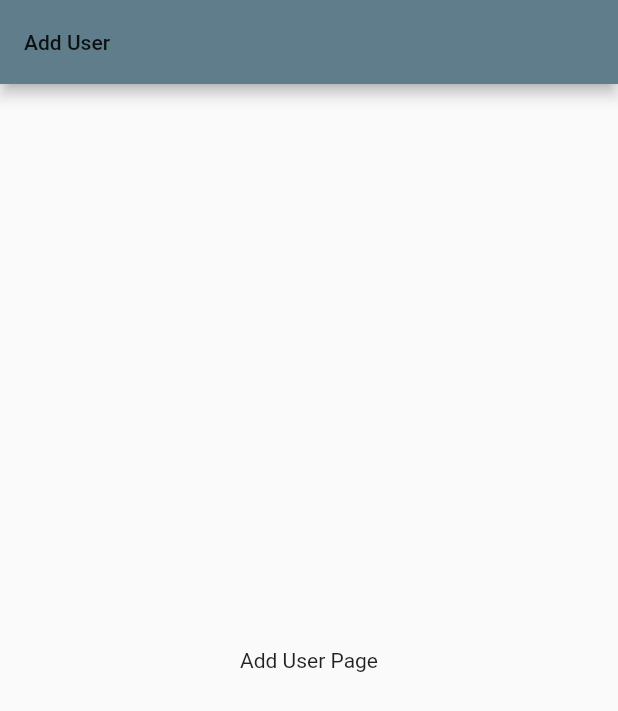
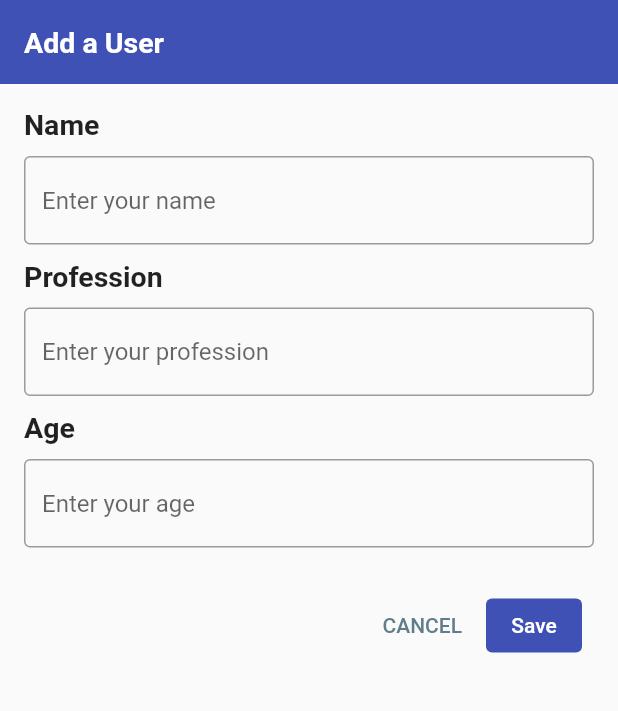
Before and after one commit to manuelduarte077/flutter_hobbits, a Flutter app: the AddUserPage screen opened directly, on a phone screen of 412 x 824 dp. Shown: the top 711 px of the screen. Run offline on Flutter 3.47's test engine with Material 2 defaults, Android fonts, the phone set to English and light mode, and no system bars; our stand-ins replace google_fonts, graphql_flutter; network calls fail.

Commit message:
chore: adding a circular progress indicator on save

```diff
--- a/app/lib/src/screens/add_user.dart
+++ /dev/null
@@ -1,22 +0,0 @@
-import 'package:flutter/material.dart';
-
-class AddUserPage extends StatefulWidget {
-  const AddUserPage({Key? key}) : super(key: key);
-
-  @override
-  State<AddUserPage> createState() => _AddUserPageState();
-}
-
-class _AddUserPageState extends State<AddUserPage> {
-  @override
-  Widget build(BuildContext context) {
-    return Scaffold(
-      appBar: AppBar(
-        title: Text('Add User'),
-      ),
-      body: Center(
-        child: Text('Add User Page'),
-      ),
-    );
-  }
-}
--- /dev/null
+++ b/app/lib/src/screens/add_user_page.dart
@@ -0,0 +1,195 @@
+import 'package:flutter/material.dart';
+import 'package:graphql_flutter/graphql_flutter.dart';
+
+import '../services/query_data.dart';
+
+class AddUserPage extends StatefulWidget {
+  const AddUserPage({Key? key}) : super(key: key);
+
+  @override
+  State<AddUserPage> createState() => _AddUserPageState();
+}
+
+class _AddUserPageState extends State<AddUserPage> {
+  final _formKey = GlobalKey<FormState>();
+
+  final _nameController = TextEditingController();
+  final _profesionalController = TextEditingController();
+  final _ageController = TextEditingController();
+
+  bool _isSaving = false;
+
+  @override
+  Widget build(BuildContext context) {
+    return Scaffold(
+      appBar: AppBar(
+        title: const Text(
+          'Add a User',
+          style: TextStyle(
+            color: Colors.white,
+            fontSize: 19,
+            fontWeight: FontWeight.bold,
+          ),
+        ),
+        backgroundColor: Colors.indigo,
+        elevation: 0,
+      ),
+      body: SingleChildScrollView(
+        child: Padding(
+          padding: const EdgeInsets.all(16.0),
+          child: Column(
+            children: [
+              Mutation(
+                options: MutationOptions(
+                  document: gql(QueryData.insertUser()),
+                  fetchPolicy: FetchPolicy.noCache,
+                  onCompleted: (data) {
+                    setState(() {
+                      _isSaving = false;
+                    });
+                    print(data.toString());
+                  },
+                ),
+                builder: (runMutation, result) {
+                  return Form(
+                    key: _formKey,
+                    child: Column(
+                      crossAxisAlignment: CrossAxisAlignment.start,
+                      children: [
+                        const TextLabelUser(textLabel: 'Name'),
+                        const SizedBox(height: 10),
+                        TextFormField(
+                          controller: _nameController,
+                          decoration: const InputDecoration(
+                            hintText: 'Enter your name',
+                            border: OutlineInputBorder(
+                              borderSide: BorderSide(),
+                            ),
+                          ),
+                          validator: (value) {
+                            if (value!.isEmpty) {
+                              return 'Name cannot be empty';
+                            } else {
+                              return null;
+                            }
+                          },
+                          keyboardType: TextInputType.text,
+                        ),
+                        const SizedBox(height: 10),
+                        const TextLabelUser(textLabel: 'Profession'),
+                        const SizedBox(height: 10),
+                        TextFormField(
+                          controller: _profesionalController,
+                          decoration: const InputDecoration(
+                            hintText: 'Enter your profession',
+                            border:
+                                OutlineInputBorder(borderSide: BorderSide()),
+                          ),
+                          validator: (value) {
+                            if (value!.isEmpty) {
+                              return 'Profession cannot be empty';
+                            } else {
+                              return null;
+                            }
+                          },
+                          keyboardType: TextInputType.text,
+                        ),
+                        const SizedBox(height: 10),
+                        const TextLabelUser(
+                          textLabel: 'Age',
+                        ),
+                        const SizedBox(height: 10),
+                        TextFormField(
+                          controller: _ageController,
+                          decoration: const InputDecoration(
+                            hintText: 'Enter your age',
+                            border:
+                                OutlineInputBorder(borderSide: BorderSide()),
+                          ),
+                          validator: (value) {
+                            if (value!.isEmpty) {
+                              return 'Age cannot be empty';
+                            } else {
+                              return null;
+                            }
+                          },
+                          keyboardType: TextInputType.number,
+                        ),
+                        const SizedBox(height: 20),
+                        ButtonBar(
+                          children: <Widget>[
+                            TextButton(
+                              child: const Text('CANCEL'),
+                              onPressed: () {
+                                Navigator.pop(context);
+                              },
+                            ),
+                            _isSaving
+                                ? const SizedBox(
+                                    height: 20,
+                                    width: 20,
+                                    child: CircularProgressIndicator(
+                                      strokeWidth: 3,
+                                    ),
+                                  )
+                                : TextButton(
+                                    style: ButtonStyle(
+                                      backgroundColor:
+                                          MaterialStateProperty.all(
+                                        Colors.indigo,
+                                      ),
+                                    ),
+                                    child: const Text(
+                                      'Save',
+                                      style: TextStyle(color: Colors.white),
+                                    ),
+                                    onPressed: () {
+                                      if (_formKey.currentState!.validate()) {
+                                        setState(() {
+                                          _isSaving = true;
+                                        });
+                                        runMutation({
+                                          'name': _nameController.text.trim(),
+                                          'profession': _profesionalController
+                                              .text
+                                              .trim(),
+                                          'age': int.parse(
+                                              _ageController.text.trim()),
+                                        });
+                                      }
+                                    },
+                                  ),
+                          ],
+                        ),
+                      ],
+                    ),
+                  );
+                },
+              ),
+            ],
+          ),
+        ),
+      ),
+    );
+  }
+}
+
+class TextLabelUser extends StatelessWidget {
+  const TextLabelUser({
+    Key? key,
+    required this.textLabel,
+  }) : super(key: key);
+
+  final String textLabel;
+
+  @override
+  Widget build(BuildContext context) {
+    return Text(
+      textLabel,
+      style: const TextStyle(
+        fontSize: 19,
+        fontWeight: FontWeight.bold,
+      ),
+    );
+  }
+}
--- a/app/lib/src/screens/home_page.dart
+++ b/app/lib/src/screens/home_page.dart
@@ -2,7 +2,7 @@ import 'package:flutter/material.dart';
 import 'package:google_fonts/google_fonts.dart';
 import 'package:graphql_flutter/graphql_flutter.dart';
 
-import 'add_user.dart';
+import 'add_user_page.dart';
 import 'users_page.dart';
 
 class HomePage extends StatefulWidget {
--- a/app/lib/src/screens/users_page.dart
+++ b/app/lib/src/screens/users_page.dart
@@ -45,7 +45,7 @@ class _UsersPageState extends State<UsersPage> {
                     children: [
                       Container(
                         margin: const EdgeInsets.only(
-                          bottom: 23,
+                          bottom: 15,
                           left: 10,
                           right: 10,
                         ),
@@ -133,9 +133,7 @@ class LabelUsers extends StatelessWidget {
   Widget build(BuildContext context) {
     return Padding(
       padding: const EdgeInsets.only(left: 8.0, top: 8.0),
-      child: Text(
-        user,
-      ),
+      child: Text(user),
     );
   }
 }
--- a/app/lib/src/services/query_data.dart
+++ b/app/lib/src/services/query_data.dart
@@ -1,4 +1,4 @@
-class QueriesData {
+class QueryData {
   String insertPost() {
     return """
       mutation CreatePost(\$comment: String!, \$userId: String!) {
@@ -10,12 +10,14 @@ class QueriesData {
     """;
   }
 
-  String insertUser() {
+  static insertUser() {
     return """
-   mutation CreateUser(\$name: String!, \$age: Int!, \$profession: String!){
-     CreateUser(name: \$name, age: \$age, profession: \$profession) {
+      mutation CreateUserMutation(\$name: String!, \$age: Int!, \$profession: String!){
+        createUser(name: \$name, age: \$age, profession: \$profession) {
             id
             name
+            profession
+            age
         }
       }
     """;
@@ -91,7 +93,6 @@ class QueriesData {
       mutation RemoveHobbies(\$ids: [String]) {
         RemoveHobbies(ids: \$ids){
 
-
         }
       }
      """;
```
Lines whose indentation alone changed are shown as unchanged.
